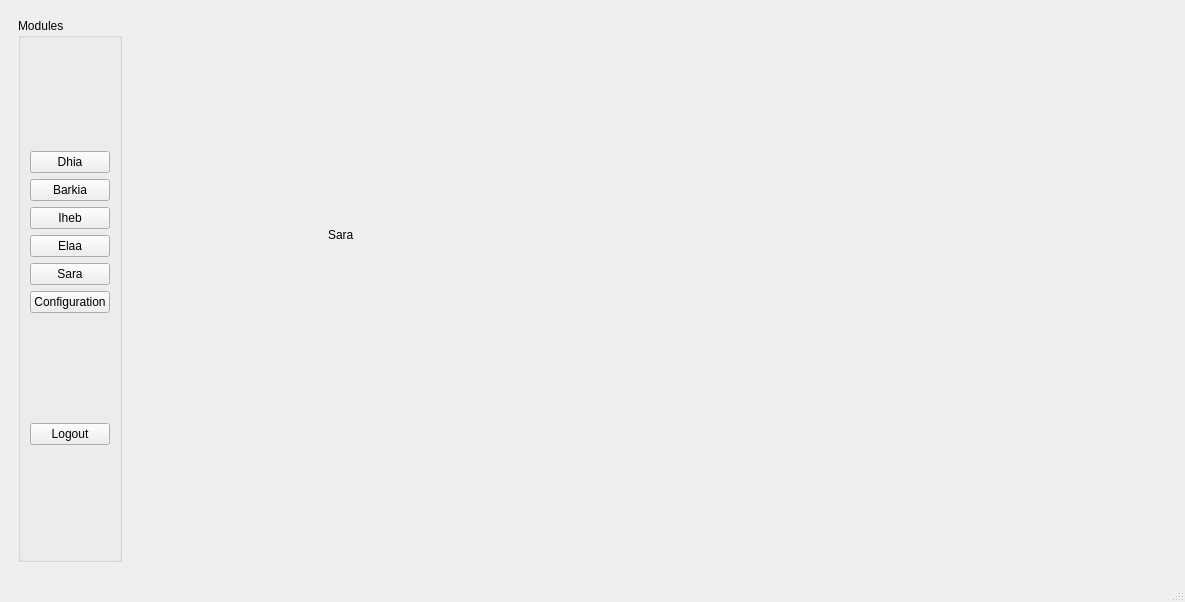
First picture: the form in INTEGRATION/mainwindow.ui, repository dhiaabdelli1/Wedding_planner_2A1, before the edit.
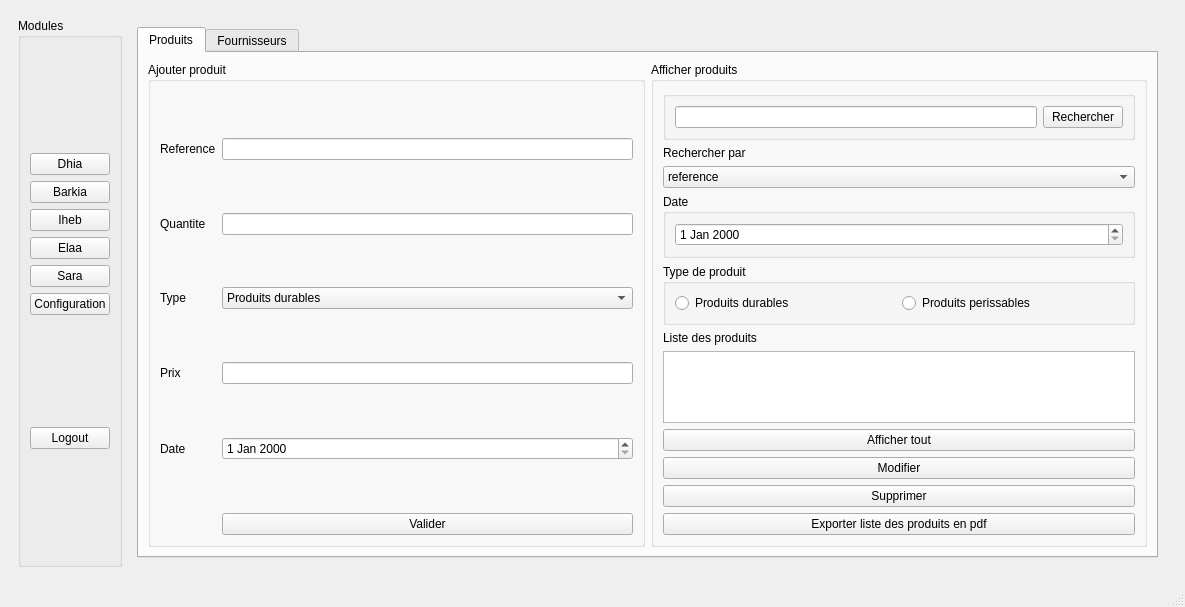
Second picture: the form after the edit. The open tabs and pages were chosen to show the change.

Commit message: integration sara

```diff
--- a/INTEGRATION/mainwindow.ui
+++ b/INTEGRATION/mainwindow.ui
@@ -1893,19 +1893,548 @@
                </layout>
               </widget>
               <widget class="QWidget" name="page_7">
-               <widget class="QLabel" name="label_5">
-                <property name="geometry">
-                 <rect>
-                  <x>200</x>
-                  <y>210</y>
-                  <width>47</width>
-                  <height>13</height>
-                 </rect>
-                </property>
-                <property name="text">
-                 <string>Sara</string>
-                </property>
-               </widget>
+               <layout class="QHBoxLayout" name="horizontalLayout_124">
+                <item>
+                 <layout class="QVBoxLayout" name="verticalLayout_46">
+                  <item>
+                   <widget class="QTabWidget" name="tabWidget_6">
+                    <property name="currentIndex">
+                     <number>0</number>
+                    </property>
+                    <widget class="QWidget" name="Produits">
+                     <attribute name="title">
+                      <string>Produits</string>
+                     </attribute>
+                     <layout class="QHBoxLayout" name="horizontalLayout_126">
+                      <item>
+                       <layout class="QHBoxLayout" name="horizontalLayout_125">
+                        <item>
+                         <widget class="QGroupBox" name="groupBox_20">
+                          <property name="title">
+                           <string>Ajouter produit</string>
+                          </property>
+                          <layout class="QFormLayout" name="formLayout_15">
+                           <item row="9" column="0">
+                            <widget class="QLabel" name="label_5">
+                             <property name="text">
+                              <string>Date</string>
+                             </property>
+                            </widget>
+                           </item>
+                           <item row="7" column="0">
+                            <widget class="QLabel" name="label_21">
+                             <property name="text">
+                              <string>Prix</string>
+                             </property>
+                            </widget>
+                           </item>
+                           <item row="7" column="1">
+                            <widget class="QLineEdit" name="lineEdit_Prix_p"/>
+                           </item>
+                           <item row="5" column="0">
+                            <widget class="QLabel" name="label_22">
+                             <property name="text">
+                              <string>Type</string>
+                             </property>
+                            </widget>
+                           </item>
+                           <item row="3" column="0">
+                            <widget class="QLabel" name="label_23">
+                             <property name="text">
+                              <string>Quantite</string>
+                             </property>
+                            </widget>
+                           </item>
+                           <item row="3" column="1">
+                            <widget class="QLineEdit" name="lineEdit_quantite_p"/>
+                           </item>
+                           <item row="4" column="0">
+                            <spacer name="verticalSpacer_6">
+                             <property name="orientation">
+                              <enum>Qt::Vertical</enum>
+                             </property>
+                             <property name="sizeHint" stdset="0">
+                              <size>
+                               <width>20</width>
+                               <height>40</height>
+                              </size>
+                             </property>
+                            </spacer>
+                           </item>
+                           <item row="6" column="0">
+                            <spacer name="verticalSpacer_7">
+                             <property name="orientation">
+                              <enum>Qt::Vertical</enum>
+                             </property>
+                             <property name="sizeHint" stdset="0">
+                              <size>
+                               <width>20</width>
+                               <height>40</height>
+                              </size>
+                             </property>
+                            </spacer>
+                           </item>
+                           <item row="10" column="0">
+                            <spacer name="verticalSpacer_8">
+                             <property name="orientation">
+                              <enum>Qt::Vertical</enum>
+                             </property>
+                             <property name="sizeHint" stdset="0">
+                              <size>
+                               <width>20</width>
+                               <height>40</height>
+                              </size>
+                             </property>
+                            </spacer>
+                           </item>
+                           <item row="8" column="0">
+                            <spacer name="verticalSpacer_9">
+                             <property name="orientation">
+                              <enum>Qt::Vertical</enum>
+                             </property>
+                             <property name="sizeHint" stdset="0">
+                              <size>
+                               <width>20</width>
+                               <height>40</height>
+                              </size>
+                             </property>
+                            </spacer>
+                           </item>
+                           <item row="0" column="1">
+                            <spacer name="verticalSpacer_10">
+                             <property name="orientation">
+                              <enum>Qt::Vertical</enum>
+                             </property>
+                             <property name="sizeHint" stdset="0">
+                              <size>
+                               <width>20</width>
+                               <height>40</height>
+                              </size>
+                             </property>
+                            </spacer>
+                           </item>
+                           <item row="11" column="1">
+                            <widget class="QPushButton" name="pushButton_val_p">
+                             <property name="text">
+                              <string>Valider</string>
+                             </property>
+                            </widget>
+                           </item>
+                           <item row="1" column="0">
+                            <widget class="QLabel" name="label_24">
+                             <property name="text">
+                              <string>Reference</string>
+                             </property>
+                            </widget>
+                           </item>
+                           <item row="1" column="1">
+                            <widget class="QLineEdit" name="lineEdit_Ref_p"/>
+                           </item>
+                           <item row="2" column="0">
+                            <spacer name="verticalSpacer_11">
+                             <property name="orientation">
+                              <enum>Qt::Vertical</enum>
+                             </property>
+                             <property name="sizeHint" stdset="0">
+                              <size>
+                               <width>20</width>
+                               <height>40</height>
+                              </size>
+                             </property>
+                            </spacer>
+                           </item>
+                           <item row="9" column="1">
+                            <widget class="QDateEdit" name="dateEdit_p"/>
+                           </item>
+                           <item row="5" column="1">
+                            <widget class="QComboBox" name="comboBox_Type_p">
+                             <item>
+                              <property name="text">
+                               <string>Produits durables</string>
+                              </property>
+                             </item>
+                             <item>
+                              <property name="text">
+                               <string>Produits perissables</string>
+                              </property>
+                             </item>
+                            </widget>
+                           </item>
+                          </layout>
+                         </widget>
+                        </item>
+                       </layout>
+                      </item>
+                      <item>
+                       <layout class="QHBoxLayout" name="horizontalLayout_127">
+                        <item>
+                         <widget class="QGroupBox" name="groupBox_21">
+                          <property name="title">
+                           <string>Afficher produits</string>
+                          </property>
+                          <layout class="QVBoxLayout" name="verticalLayout_50">
+                           <item>
+                            <layout class="QVBoxLayout" name="verticalLayout_49">
+                             <item>
+                              <widget class="QGroupBox" name="groupBox_24">
+                               <property name="title">
+                                <string/>
+                               </property>
+                               <layout class="QHBoxLayout" name="horizontalLayout_130">
+                                <item>
+                                 <widget class="QLineEdit" name="lineEdit_Recherche_p"/>
+                                </item>
+                                <item>
+                                 <widget class="QPushButton" name="pushButton_Recherche_p">
+                                  <property name="text">
+                                   <string>Rechercher</string>
+                                  </property>
+                                 </widget>
+                                </item>
+                               </layout>
+                              </widget>
+                             </item>
+                             <item>
+                              <widget class="QLabel" name="label_26">
+                               <property name="text">
+                                <string>Rechercher par</string>
+                               </property>
+                              </widget>
+                             </item>
+                             <item>
+                              <widget class="QComboBox" name="comboBox_p">
+                               <item>
+                                <property name="text">
+                                 <string>reference</string>
+                                </property>
+                               </item>
+                               <item>
+                                <property name="text">
+                                 <string>type</string>
+                                </property>
+                               </item>
+                               <item>
+                                <property name="text">
+                                 <string>date</string>
+                                </property>
+                               </item>
+                               <item>
+                                <property name="text">
+                                 <string>quantite,type et date</string>
+                                </property>
+                               </item>
+                              </widget>
+                             </item>
+                             <item>
+                              <widget class="QGroupBox" name="groupBox_22">
+                               <property name="title">
+                                <string>Date</string>
+                               </property>
+                               <layout class="QVBoxLayout" name="verticalLayout_52">
+                                <item>
+                                 <widget class="QDateEdit" name="dateEdit_recherche_p"/>
+                                </item>
+                               </layout>
+                              </widget>
+                             </item>
+                             <item>
+                              <widget class="QGroupBox" name="groupBox_23">
+                               <property name="title">
+                                <string>Type de produit</string>
+                               </property>
+                               <layout class="QHBoxLayout" name="horizontalLayout_129">
+                                <item>
+                                 <widget class="QRadioButton" name="radioButton_durables">
+                                  <property name="text">
+                                   <string>Produits durables</string>
+                                  </property>
+                                 </widget>
+                                </item>
+                                <item>
+                                 <widget class="QRadioButton" name="radioButton_perissables">
+                                  <property name="text">
+                                   <string>Produits perissables</string>
+                                  </property>
+                                 </widget>
+                                </item>
+                               </layout>
+                              </widget>
+                             </item>
+                             <item>
+                              <widget class="QLabel" name="label_25">
+                               <property name="text">
+                                <string>Liste des produits</string>
+                               </property>
+                              </widget>
+                             </item>
+                             <item>
+                              <widget class="QTableView" name="tableView_Produits"/>
+                             </item>
+                             <item>
+                              <widget class="QPushButton" name="pushButton_afficher_p">
+                               <property name="text">
+                                <string>Afficher tout</string>
+                               </property>
+                              </widget>
+                             </item>
+                             <item>
+                              <widget class="QPushButton" name="pushButton_Modifier_p">
+                               <property name="text">
+                                <string>Modifier</string>
+                               </property>
+                               <property name="checkable">
+                                <bool>true</bool>
+                               </property>
+                              </widget>
+                             </item>
+                             <item>
+                              <widget class="QPushButton" name="pushButton_Supp_p">
+                               <property name="text">
+                                <string>Supprimer</string>
+                               </property>
+                              </widget>
+                             </item>
+                             <item>
+                              <widget class="QPushButton" name="pushButton_Exporter_p">
+                               <property name="text">
+                                <string>Exporter liste des produits en pdf</string>
+                               </property>
+                              </widget>
+                             </item>
+                            </layout>
+                           </item>
+                          </layout>
+                         </widget>
+                        </item>
+                       </layout>
+                      </item>
+                     </layout>
+                    </widget>
+                    <widget class="QWidget" name="tab_15">
+                     <attribute name="title">
+                      <string>Fournisseurs</string>
+                     </attribute>
+                     <layout class="QHBoxLayout" name="horizontalLayout_131">
+                      <item>
+                       <layout class="QHBoxLayout" name="horizontalLayout_128">
+                        <item>
+                         <widget class="QGroupBox" name="groupBox_25">
+                          <property name="title">
+                           <string>Ajouter fournisseurs</string>
+                          </property>
+                          <layout class="QFormLayout" name="formLayout_16">
+                           <item row="0" column="0">
+                            <spacer name="verticalSpacer_16">
+                             <property name="orientation">
+                              <enum>Qt::Vertical</enum>
+                             </property>
+                             <property name="sizeHint" stdset="0">
+                              <size>
+                               <width>20</width>
+                               <height>40</height>
+                              </size>
+                             </property>
+                            </spacer>
+                           </item>
+                           <item row="1" column="0">
+                            <widget class="QLabel" name="label_30">
+                             <property name="text">
+                              <string>CIN</string>
+                             </property>
+                            </widget>
+                           </item>
+                           <item row="1" column="1">
+                            <widget class="QLineEdit" name="lineEdit_CIN_f"/>
+                           </item>
+                           <item row="2" column="0">
+                            <spacer name="verticalSpacer_12">
+                             <property name="orientation">
+                              <enum>Qt::Vertical</enum>
+                             </property>
+                             <property name="sizeHint" stdset="0">
+                              <size>
+                               <width>20</width>
+                               <height>40</height>
+                              </size>
+                             </property>
+                            </spacer>
+                           </item>
+                           <item row="3" column="0">
+                            <widget class="QLabel" name="label_29">
+                             <property name="text">
+                              <string>Telephone</string>
+                             </property>
+                            </widget>
+                           </item>
+                           <item row="3" column="1">
+                            <widget class="QLineEdit" name="lineEdit_tel_f"/>
+                           </item>
+                           <item row="4" column="0">
+                            <spacer name="verticalSpacer_13">
+                             <property name="orientation">
+                              <enum>Qt::Vertical</enum>
+                             </property>
+                             <property name="sizeHint" stdset="0">
+                              <size>
+                               <width>20</width>
+                               <height>40</height>
+                              </size>
+                             </property>
+                            </spacer>
+                           </item>
+                           <item row="5" column="0">
+                            <widget class="QLabel" name="label_28">
+                             <property name="text">
+                              <string>Type</string>
+                             </property>
+                            </widget>
+                           </item>
+                           <item row="6" column="0">
+                            <spacer name="verticalSpacer_14">
+                             <property name="orientation">
+                              <enum>Qt::Vertical</enum>
+                             </property>
+                             <property name="sizeHint" stdset="0">
+                              <size>
+                               <width>20</width>
+                               <height>40</height>
+                              </size>
+                             </property>
+                            </spacer>
+                           </item>
+                           <item row="7" column="0">
+                            <widget class="QLabel" name="label_27">
+                             <property name="text">
+                              <string>RIB</string>
+                             </property>
+                            </widget>
+                           </item>
+                           <item row="7" column="1">
+                            <widget class="QLineEdit" name="lineEdit_RIB_f"/>
+                           </item>
+                           <item row="8" column="0">
+                            <spacer name="verticalSpacer_15">
+                             <property name="orientation">
+                              <enum>Qt::Vertical</enum>
+                             </property>
+                             <property name="sizeHint" stdset="0">
+                              <size>
+                               <width>20</width>
+                               <height>40</height>
+                              </size>
+                             </property>
+                            </spacer>
+                           </item>
+                           <item row="9" column="1">
+                            <widget class="QPushButton" name="pushButton_val_f">
+                             <property name="text">
+                              <string>Valider</string>
+                             </property>
+                            </widget>
+                           </item>
+                           <item row="5" column="1">
+                            <widget class="QComboBox" name="comboBox_type_f">
+                             <item>
+                              <property name="text">
+                               <string>alimentaire</string>
+                              </property>
+                             </item>
+                             <item>
+                              <property name="text">
+                               <string>decorations</string>
+                              </property>
+                             </item>
+                            </widget>
+                           </item>
+                          </layout>
+                         </widget>
+                        </item>
+                       </layout>
+                      </item>
+                      <item>
+                       <layout class="QHBoxLayout" name="horizontalLayout_132">
+                        <item>
+                         <widget class="QGroupBox" name="groupBox_26">
+                          <property name="title">
+                           <string>Afficher fournisseurs</string>
+                          </property>
+                          <layout class="QHBoxLayout" name="horizontalLayout_134">
+                           <item>
+                            <layout class="QVBoxLayout" name="verticalLayout_51">
+                             <item>
+                              <widget class="QGroupBox" name="groupBox_27">
+                               <property name="title">
+                                <string/>
+                               </property>
+                               <layout class="QHBoxLayout" name="horizontalLayout_135">
+                                <item>
+                                 <widget class="QLineEdit" name="lineEdit_rechercher_f"/>
+                                </item>
+                                <item>
+                                 <widget class="QPushButton" name="pushButton_rechercher_f">
+                                  <property name="text">
+                                   <string>Rechercher</string>
+                                  </property>
+                                 </widget>
+                                </item>
+                               </layout>
+                              </widget>
+                             </item>
+                             <item>
+                              <widget class="QLabel" name="label_31">
+                               <property name="text">
+                                <string>Liste des fournisseurs</string>
+                               </property>
+                              </widget>
+                             </item>
+                             <item>
+                              <widget class="QTableView" name="tableView_Fournisseurs"/>
+                             </item>
+                             <item>
+                              <widget class="QPushButton" name="pushButton_afficher_f">
+                               <property name="text">
+                                <string>Afficher tout</string>
+                               </property>
+                              </widget>
+                             </item>
+                             <item>
+                              <widget class="QPushButton" name="pushButton_modifier_f">
+                               <property name="text">
+                                <string>Modifier</string>
+                               </property>
+                               <property name="checkable">
+                                <bool>true</bool>
+                               </property>
+                              </widget>
+                             </item>
+                             <item>
+                              <widget class="QPushButton" name="pushButton_supp_f">
+                               <property name="text">
+                                <string>Supprimer</string>
+                               </property>
+                              </widget>
+                             </item>
+                             <item>
+                              <widget class="QPushButton" name="pushButton_exporter_f">
+                               <property name="text">
+                                <string>Exporter liste des fournisseurs en EXCEL</string>
+                               </property>
+                              </widget>
+                             </item>
+                            </layout>
+                           </item>
+                          </layout>
+                         </widget>
+                        </item>
+                       </layout>
+                      </item>
+                     </layout>
+                    </widget>
+                   </widget>
+                  </item>
+                 </layout>
+                </item>
+               </layout>
               </widget>
               <widget class="QWidget" name="page_8">
                <layout class="QHBoxLayout" name="horizontalLayout_123">
```
Left out of the diff: 8 changed lines with no effect on the pictures. The commit also changes 11 other files.
